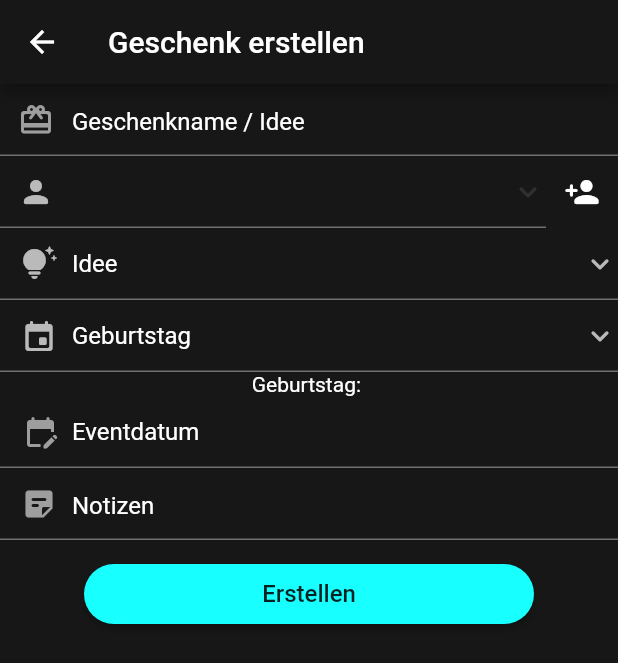
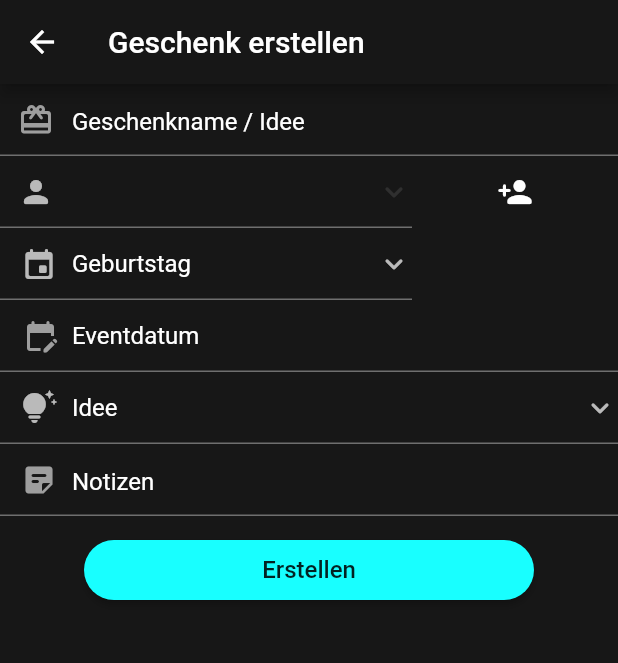
Before and after one commit to Marcel9494/Geschenkliste, a Flutter app: the screen it shows after launch, after a tap on the "add" icon, on a phone screen of 412 x 824 dp. Shown: the top 663 px of the screen. Run offline on Flutter 3.47's test engine with Material 2 defaults, Android fonts, the phone set to English and light mode, and no system bars; drawn by our look-alikes of rounded_loading_button; our stand-ins replace another_flushbar, hive, hive_flutter, modal_bottom_sheet, settings_ui, timelines; accounts and stored records are empty.

Commit message:
Interner Test Verbesserungen weiter umgesetzt
- Archiv wurde in Bereits geschenkt umbenannt.
- Geburtstag vom ausgewählten Kontakt wird bei Geschenk erstellen/bearbeiten dem Benutzer angezeigt.
- Bugs bei Geschenk/Kontakt erstellen/bearbeiten wurden behoben.

```diff
--- a/lib/components/modal_bottom_sheets/change_state_options_bottom_sheet.dart
+++ b/lib/components/modal_bottom_sheets/change_state_options_bottom_sheet.dart
@@ -73,7 +73,7 @@ class _ChangeStateOptionsBottomSheetState extends State<ChangeStateOptionsBottom
       context: context,
       builder: (context) {
         return AlertDialog(
-          title: const Text('Geschenk archivieren?'),
+          title: const Text('Geschenk zu bereits geschenkt Liste hinzufügen?'),
           actions: <Widget>[
             TextButton(
               child: const Text(
--- a/lib/components/modal_bottom_sheets/contact_options_bottom_sheet.dart
+++ b/lib/components/modal_bottom_sheets/contact_options_bottom_sheet.dart
@@ -115,7 +115,7 @@ class _ContactOptionsBottomSheetState extends State<ContactOptionsBottomSheet> {
       giftBox.deleteAt(giftBoxPositionsToDelete[i]);
     }
     contactBox.deleteAt(widget.contactBoxPosition);
-    _showFlushbar('Alle Geschenke und Kontakt ${contact.contactname} wurde gelöscht.');
+    _showFlushbar('Alle Geschenke und Kontakt ${contact.contactname} wurden gelöscht.');
   }
 
   void _showDeleteContactDialog() async {
@@ -206,7 +206,7 @@ class _ContactOptionsBottomSheetState extends State<ContactOptionsBottomSheet> {
             ListTile(
               onTap: _getContactAndShowArchiveScreen,
               leading: const Icon(Icons.archive_rounded, color: Colors.cyanAccent),
-              title: const Text('Archiv'),
+              title: const Text('Bereits geschenkt'),
             ),
             const Divider(height: 0, color: Colors.grey),
             ListTile(
--- a/lib/components/modal_bottom_sheets/gift_options_bottom_sheet.dart
+++ b/lib/components/modal_bottom_sheets/gift_options_bottom_sheet.dart
@@ -74,7 +74,7 @@ class _GiftOptionsBottomSheetState extends State<GiftOptionsBottomSheet> {
       context: context,
       builder: (context) {
         return AlertDialog(
-          title: const Text('Geschenk archivieren?'),
+          title: const Text('Geschenk zu bereits geschenkt Liste hinzufügen?'),
           actions: <Widget>[
             TextButton(
               child: const Text(
@@ -187,7 +187,7 @@ class _GiftOptionsBottomSheetState extends State<GiftOptionsBottomSheet> {
             ListTile(
               onTap: _showArchiveGiftDialog,
               leading: const Icon(Icons.archive_rounded, color: Colors.cyanAccent),
-              title: const Text('Archivieren'),
+              title: const Text('Zu bereits geschenkt hinzufügen'),
             ),
           ],
         ),
--- a/lib/components/texts/centered_text.dart
+++ b/lib/components/texts/centered_text.dart
@@ -15,9 +15,13 @@ class CenteredText extends StatelessWidget {
     return SizedBox(
       height: MediaQuery.of(context).size.height / divider,
       child: Center(
-        child: Text(
-          text,
-          style: const TextStyle(fontSize: 16.0),
+        child: Padding(
+          padding: const EdgeInsets.symmetric(horizontal: 24.0),
+          child: Text(
+            text,
+            textAlign: TextAlign.center,
+            style: const TextStyle(fontSize: 16.0),
+          ),
         ),
       ),
     );
--- a/lib/screens/create_or_edit_gift_screen.dart
+++ b/lib/screens/create_or_edit_gift_screen.dart
@@ -47,7 +47,6 @@ class _CreateOrEditGiftScreenState extends State<CreateOrEditGiftScreen> {
   List<String> eventNames = [];
   List<Contact> contacts = [];
   List<String> contactNames = [];
-  //List<DateTime?> contactBirthdays = [];
   List<String> giftStateList = [];
   String selectedEvent = '';
   String selectedContact = '';
@@ -86,20 +85,20 @@ class _CreateOrEditGiftScreenState extends State<CreateOrEditGiftScreen> {
       contacts[i].nextBirthday = contacts[i].getNextBirthday();
       contacts[i].birthdayAge = contacts[i].getBirthdayAge();
       contactNames.add(contacts[i].contactname);
-      //contactBirthdays.add(contacts[i].birthday);
     }
     contactNames.sort((first, second) => first.compareTo(second));
-    //contactBirthdays.sort((first, second) => first!.compareTo(second!));
+    contacts.sort((first, second) => first.contactname.compareTo(second.contactname));
     setState(() {
+      if (newBirthday.isEmpty) {
+        selectedBirthday = dateFormatter.format(contacts[0].birthday!);
+      }
       if (newContactname.isEmpty) {
         selectedContact = contactNames[0];
-        // TODO hier weitermachen und richtigen Geburtstag anzeigen lassen
-        //selectedBirthday = dateFormatter.format(contactBirthdays[0]!);
       } else {
         for (int i = 0; i < contactNames.length; i++) {
           if (newContactname == contactNames[i]) {
             selectedContact = contactNames[i];
-            //selectedBirthday = dateFormatter.format(contactBirthdays[i]!);
+            selectedBirthday = dateFormatter.format(contacts[i].birthday!);
             break;
           }
         }
@@ -112,14 +111,16 @@ class _CreateOrEditGiftScreenState extends State<CreateOrEditGiftScreen> {
     for (int i = 0; i < contacts.length; i++) {
       if (selectedContact == contacts[i].contactname && contacts[i].birthday != null && contacts[i].nextBirthday != null) {
         _eventDateTextController.text = dateFormatter.format(contacts[i].nextBirthday!) + ' • ${contacts[i].birthdayAge}. Geburtstag';
+        selectedBirthday = dateFormatter.format(contacts[i].birthday!);
         break;
       }
       _eventDateTextController.text = '';
+      selectedBirthday = '';
     }
     setState(() {});
   }
 
-  Future<Gift> _getGiftData() async {
+  Future<Gift> _loadGiftData() async {
     var giftBox = await Hive.openBox('gifts');
     gift = await giftBox.getAt(widget.giftBoxPosition);
     _giftnameTextController.text = gift.giftname;
@@ -128,10 +129,19 @@ class _CreateOrEditGiftScreenState extends State<CreateOrEditGiftScreen> {
     // TODO hier weitermachen und EventDate Datenhaltung vereinfachen abgespeichertes Format in Hive ist jetzt: YYYY-MM-DD und Anzeige ist: DD.MM.YYYY
     parsedEventDate = gift.event.eventDate;
     if (gift.event.eventDate != null) {
+      if (selectedEvent == Events.birthday.name) {
+        _eventDateTextController.text = dateFormatter.format(gift.event.eventDate!) + ' • ${gift.contact.getBirthdayAge()}. Geburtstag';
+      } else {
         _eventDateTextController.text = dateFormatter.format(gift.event.eventDate!);
+      }
+    } else {
+      _eventDateTextController.text = '';
     }
     selectedEvent = gift.event.eventname;
     selectedContact = gift.contact.contactname;
+    if (gift.contact.birthday != null) {
+      selectedBirthday = dateFormatter.format(gift.contact.birthday!);
+    }
     selectedGiftState = gift.giftState;
     return gift;
   }
@@ -202,8 +212,9 @@ class _CreateOrEditGiftScreenState extends State<CreateOrEditGiftScreen> {
     });
   }
 
-  Future<bool> showGoBackDialog() async {
-    showDialog(
+  Future<bool> showGoBackDialogWhenGiftEdited() async {
+    isGiftInCreationProgress
+        ? showDialog(
             context: context,
             builder: (context) {
               return AlertDialog(
@@ -234,14 +245,15 @@ class _CreateOrEditGiftScreenState extends State<CreateOrEditGiftScreen> {
                 ],
               );
             },
-    );
+          )
+        : null;
     return true;
   }
 
   @override
   Widget build(BuildContext context) {
     return WillPopScope(
-      onWillPop: isGiftInCreationProgress ? showGoBackDialog : null,
+      onWillPop: showGoBackDialogWhenGiftEdited,
       child: Scaffold(
         appBar: AppBar(
           title: widget.giftBoxPosition == -1 ? const Text('Geschenk erstellen') : const Text('Geschenk bearbeiten'),
@@ -251,7 +263,7 @@ class _CreateOrEditGiftScreenState extends State<CreateOrEditGiftScreen> {
               ? null
               : isContactEdited || isEventDateEdited
                   ? null
-                  : _getGiftData(),
+                  : _loadGiftData(),
           builder: (BuildContext context, AsyncSnapshot<Gift> snapshot) {
             switch (snapshot.connectionState) {
               case ConnectionState.waiting:
@@ -291,14 +303,13 @@ class _CreateOrEditGiftScreenState extends State<CreateOrEditGiftScreen> {
                             errorText: giftnameErrorText.isEmpty ? null : giftnameErrorText,
                           ),
                           onChanged: (_) => {
-                            setState(() {
-                              isGiftInCreationProgress = true;
-                            }),
+                            isGiftInCreationProgress = true,
                           },
                         ),
                         Row(
                           children: [
                             Expanded(
+                              flex: 2,
                               child: DropdownButtonFormField<String>(
                                 value: selectedContact,
                                 icon: const Icon(Icons.keyboard_arrow_down_rounded),
@@ -328,44 +339,22 @@ class _CreateOrEditGiftScreenState extends State<CreateOrEditGiftScreen> {
                                 }).toList(),
                               ),
                             ),
-                            IconButton(
+                            Expanded(
+                              child: IconButton(
                                 onPressed: () => Navigator.pushNamed(context, '/createOrEditContact',
                                         arguments: CreateContactScreenArguments(
                                             -1, true, (contactname) => setState(() => newContactname = contactname), (birthday) => setState(() => newBirthday = birthday)))
                                     .then((_) => _getContactList().then((_) => _setBirthdayDateFromContact())),
                                 icon: const Icon(Icons.person_add_rounded),
                               ),
+                            ),
                           ],
                         ),
-                        DropdownButtonFormField<String>(
-                          value: selectedGiftState,
-                          icon: const Icon(Icons.keyboard_arrow_down_rounded),
-                          elevation: 16,
-                          isExpanded: true,
-                          decoration: const InputDecoration(
-                            prefixIcon: Padding(
-                              padding: EdgeInsets.only(left: 4.0),
-                              child: Icon(Icons.tips_and_updates_rounded),
-                            ),
-                            focusedBorder: UnderlineInputBorder(
-                              borderSide: BorderSide(color: Colors.cyanAccent, width: 2.0),
-                            ),
-                          ),
-                          onChanged: (String? newGiftState) {
-                            setState(() {
-                              selectedGiftState = newGiftState!;
-                              isContactEdited = true;
-                              isGiftInCreationProgress = true;
-                            });
-                          },
-                          items: giftStateList.map<DropdownMenuItem<String>>((String event) {
-                            return DropdownMenuItem<String>(
-                              value: event,
-                              child: Text(event),
-                            );
-                          }).toList(),
-                        ),
-                        DropdownButtonFormField<String>(
+                        Row(
+                          children: [
+                            Expanded(
+                              flex: 2,
+                              child: DropdownButtonFormField<String>(
                                 value: selectedEvent,
                                 icon: const Icon(Icons.keyboard_arrow_down_rounded),
                                 elevation: 16,
@@ -404,8 +393,16 @@ class _CreateOrEditGiftScreenState extends State<CreateOrEditGiftScreen> {
                                   );
                                 }).toList(),
                               ),
-                        Text(
-                          'Geburtstag: $selectedBirthday',
+                            ),
+                            Expanded(
+                              child: Text(
+                                selectedEvent == Events.birthday.name ? selectedBirthday : '',
+                                textAlign: TextAlign.center,
+                                maxLines: 1,
+                                style: TextStyle(fontSize: 16.0),
+                              ),
+                            ),
+                          ],
                         ),
                         TextFormField(
                           controller: _eventDateTextController,
@@ -451,6 +448,34 @@ class _CreateOrEditGiftScreenState extends State<CreateOrEditGiftScreen> {
                             });
                           },
                         ),
+                        DropdownButtonFormField<String>(
+                          value: selectedGiftState,
+                          icon: const Icon(Icons.keyboard_arrow_down_rounded),
+                          elevation: 16,
+                          isExpanded: true,
+                          decoration: const InputDecoration(
+                            prefixIcon: Padding(
+                              padding: EdgeInsets.only(left: 4.0),
+                              child: Icon(Icons.tips_and_updates_rounded),
+                            ),
+                            focusedBorder: UnderlineInputBorder(
+                              borderSide: BorderSide(color: Colors.cyanAccent, width: 2.0),
+                            ),
+                          ),
+                          onChanged: (String? newGiftState) {
+                            setState(() {
+                              selectedGiftState = newGiftState!;
+                              isContactEdited = true;
+                              isGiftInCreationProgress = true;
+                            });
+                          },
+                          items: giftStateList.map<DropdownMenuItem<String>>((String event) {
+                            return DropdownMenuItem<String>(
+                              value: event,
+                              child: Text(event),
+                            );
+                          }).toList(),
+                        ),
                         TextFormField(
                           controller: _notesTextController,
                           textAlignVertical: TextAlignVertical.center,
@@ -472,9 +497,7 @@ class _CreateOrEditGiftScreenState extends State<CreateOrEditGiftScreen> {
                             counterText: '',
                           ),
                           onChanged: (_) => {
-                            setState(() {
-                              isGiftInCreationProgress = true;
-                            }),
+                            isGiftInCreationProgress = true,
                           },
                         ),
                         SaveButton(
```
Also changed, not shown: lib/screens/archive_screen.dart (+6 -3 lines), lib/screens/create_or_edit_contact_screen.dart (+7 -7 lines). Lines whose indentation alone changed are shown as unchanged.
